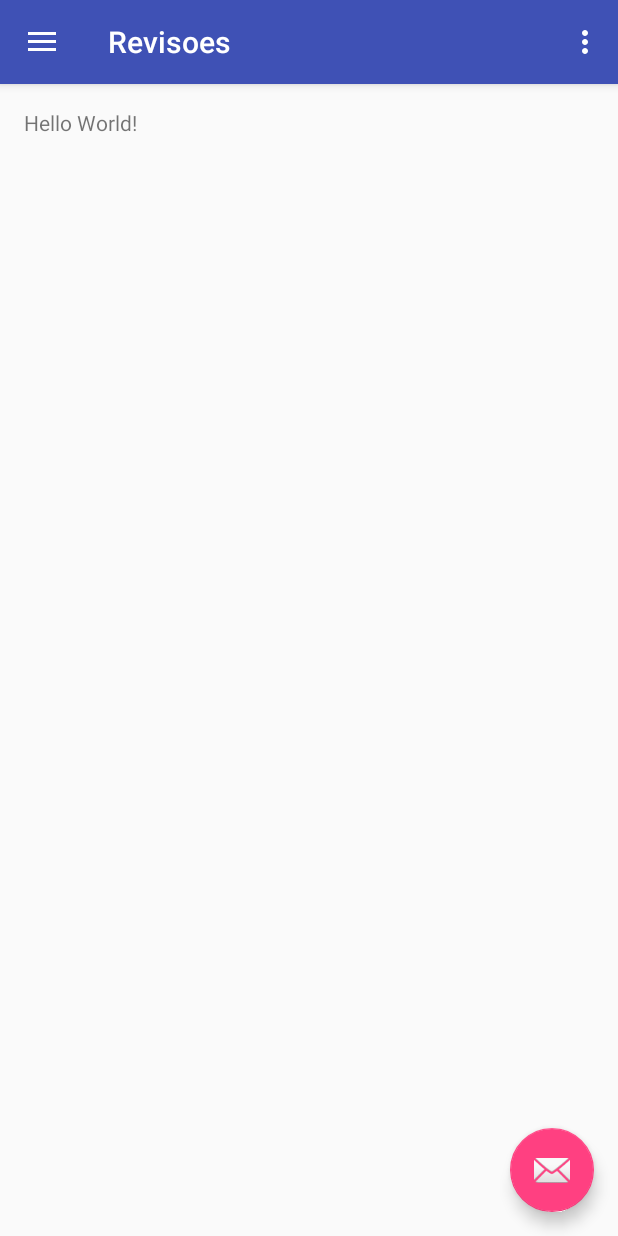
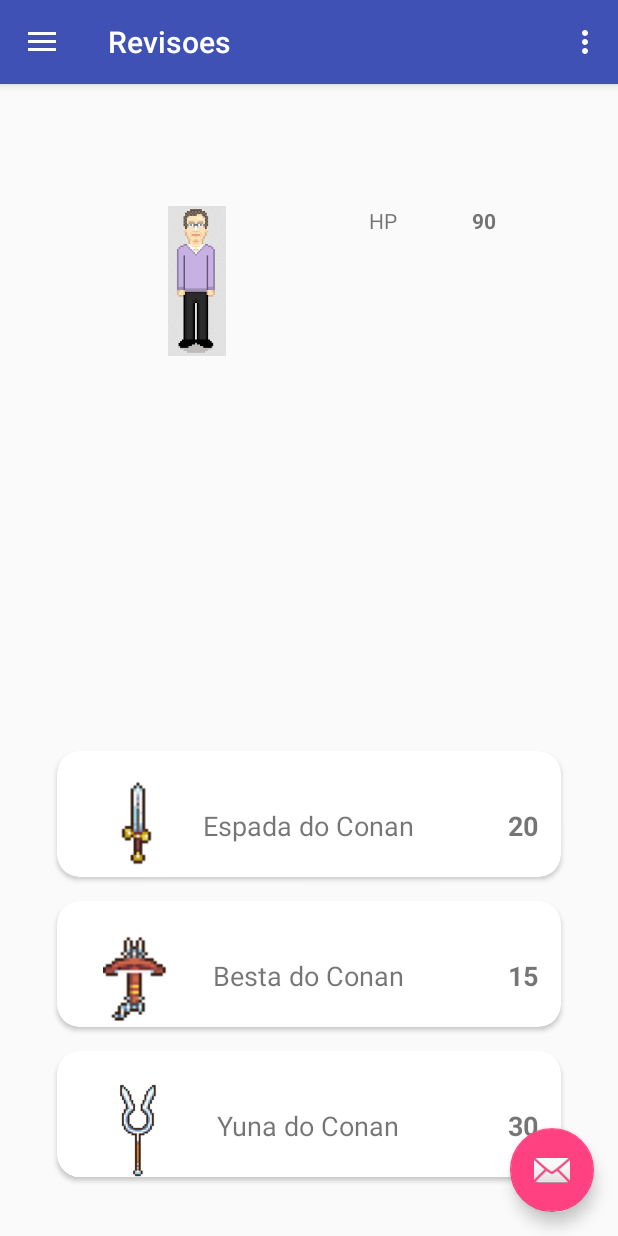
Before and after one commit to mobwell/Revisoes, an Android app: the screen it shows after launch (MainActivity), in the options menu, after a tap on "Settings", on a phone screen of 412 x 824 dp. Run offline under Robolectric (Android 15) with nearby library versions, the phone set to English and light mode, and no system bars.

Commit message:
Final stage

```diff
--- a/app/build.gradle
+++ b/app/build.gradle
@@ -24,4 +24,6 @@ dependencies {
     testCompile 'junit:junit:4.12'
     compile 'com.android.support:appcompat-v7:24.2.1'
     compile 'com.android.support:design:24.2.1'
+    compile 'com.android.support:recyclerview-v7:24.+'
+    compile 'com.android.support:cardview-v7:24.+'
 }
--- a/app/src/main/java/pt/atec/revisoes/MainActivity.java
+++ b/app/src/main/java/pt/atec/revisoes/MainActivity.java
@@ -3,6 +3,8 @@ package pt.atec.revisoes;
 import android.os.Bundle;
 import android.support.design.widget.FloatingActionButton;
 import android.support.design.widget.Snackbar;
+import android.support.v4.app.FragmentManager;
+import android.support.v4.app.FragmentTransaction;
 import android.view.View;
 import android.support.design.widget.NavigationView;
 import android.support.v4.view.GravityCompat;
@@ -12,6 +14,9 @@ import android.support.v7.app.AppCompatActivity;
 import android.support.v7.widget.Toolbar;
 import android.view.Menu;
 import android.view.MenuItem;
+
+import pt.atec.revisoes.fragments.FragFight;
+import pt.atec.revisoes.modelo.Monstro;
 
 public class MainActivity extends AppCompatActivity
         implements NavigationView.OnNavigationItemSelectedListener {
@@ -80,11 +85,22 @@ public class MainActivity extends AppCompatActivity
         // Handle navigation view item clicks here.
         int id = item.getItemId();
 
-        if (id == R.id.nav_camera) {
+        FragmentManager fm = getSupportFragmentManager();
+        FragmentTransaction tr = fm.beginTransaction();
+
+        FragFight fight = null;
+        if (id == R.id.m_monstro1) {
+            Monstro bill = new Monstro(R.drawable.gates, 90);
+            fight = new FragFight(bill);
             // Handle the camera action
-        } else if (id == R.id.nav_gallery) {
-
-        } else if (id == R.id.nav_slideshow) {
+        } else if (id == R.id.m_monstro2) {
+            Monstro jobs = new Monstro(R.drawable.jobs, 40);
+            fight = new FragFight(jobs);
+        } else if (id == R.id.m_monstro3) {
+            Monstro mos = new Monstro(R.drawable.febre2, 10);
+            fight = new FragFight(mos);
+        }
+        /*else if (id == R.id.nav_slideshow) {
 
         } else if (id == R.id.nav_manage) {
 
@@ -93,6 +109,10 @@ public class MainActivity extends AppCompatActivity
         } else if (id == R.id.nav_send) {
 
         }
+*/
+        tr.replace(R.id.main_container, fight);
+        tr.commit();
+
 
         DrawerLayout drawer = (DrawerLayout) findViewById(R.id.drawer_layout);
         drawer.closeDrawer(GravityCompat.START);
--- /dev/null
+++ b/app/src/main/java/pt/atec/revisoes/fragments/FragFight.java
@@ -0,0 +1,163 @@
+package pt.atec.revisoes.fragments;
+
+import android.os.Bundle;
+import android.support.annotation.Nullable;
+import android.support.v4.app.Fragment;
+import android.support.v7.widget.LinearLayoutManager;
+import android.support.v7.widget.RecyclerView;
+import android.support.v7.widget.RecyclerView.Adapter;
+import android.support.v7.widget.RecyclerView.ViewHolder;
+import android.view.LayoutInflater;
+import android.view.View;
+import android.view.ViewGroup;
+import android.widget.ImageView;
+import android.widget.TextView;
+import android.widget.Toast;
+
+import org.w3c.dom.Text;
+
+import java.util.ArrayList;
+
+import pt.atec.revisoes.R;
+import pt.atec.revisoes.modelo.Arma;
+import pt.atec.revisoes.modelo.Monstro;
+
+/**
+ * Created by eu on 19-10-2016.
+ */
+public class FragFight extends Fragment {
+    ImageView       mEnemy;
+    TextView        mHpEnemy;
+    RecyclerView    mRecycler;
+
+    Monstro mMonster;
+
+    public FragFight(){
+
+    }
+
+    public FragFight(Monstro m) {
+        this.mMonster = m;
+    }
+
+    @Override
+    public void onCreate(@Nullable Bundle savedInstanceState) {
+        super.onCreate(savedInstanceState);
+
+
+
+
+    }
+
+    @Nullable
+    @Override
+    public View onCreateView(LayoutInflater inflater, @Nullable ViewGroup container, @Nullable Bundle savedInstanceState) {
+
+        View v = inflater.inflate(R.layout.frag_fight, container, false);
+
+        mEnemy = (ImageView) v.findViewById(R.id.fight_img);
+        mHpEnemy = (TextView) v.findViewById(R.id.fight_hp);
+        mRecycler = (RecyclerView) v.findViewById(R.id.fight_rv);
+
+        mEnemy.setImageResource(mMonster.getImage());
+        mHpEnemy.setText(String.valueOf(mMonster.getHp()));
+
+        mRecycler.setLayoutManager(new LinearLayoutManager(getContext()));
+
+        Arma espadaConan = new Arma(R.drawable.sword, "Espada do Conan", 20 );
+        Arma arma2 = new Arma(R.drawable.crossbow, "Besta do Conan", 15 );
+        Arma arma3 = new Arma(R.drawable.yuna_staff, "Yuna do Conan", 30 );
+        Arma arma4 = new Arma(R.drawable.alien_sword, "Alien do Conan", 40 );
+
+        ArrayList<Arma> ararma = new ArrayList<>();
+        ararma.add(espadaConan);
+        ararma.add(arma2);
+        ararma.add(arma3);
+        ararma.add(arma4);
+
+        AAarmas aaarmas = new AAarmas(ararma);
+
+        mRecycler.setAdapter(aaarmas);
+
+        return v;
+    }
+
+    public class AAarmas extends Adapter<AAarmas.VHarma>
+    {
+        ArrayList<Arma> mDataset;
+
+        public AAarmas(ArrayList<Arma> ar) {
+            this.mDataset = ar;
+        }
+
+        @Override
+        public VHarma onCreateViewHolder(ViewGroup parent, int viewType) {
+            View v = LayoutInflater.from(parent.getContext())
+                    .inflate(R.layout.card_arma, parent, false);
+
+            return new VHarma(v);
+        }
+
+        @Override
+        public void onBindViewHolder(VHarma holder, int position) {
+            holder.setData(mDataset.get(position));
+        }
+
+        @Override
+        public int getItemCount() {
+            return mDataset.size();
+        }
+
+        public class VHarma extends ViewHolder {
+            ImageView   mImgArma;
+            TextView    mNomeArma;
+            TextView    mAtaque;
+
+            public VHarma(View itemView) {
+                super(itemView);
+                mImgArma = (ImageView) itemView.findViewById(R.id.card_img);
+                mNomeArma = (TextView) itemView.findViewById(R.id.card_arma);
+                mAtaque = (TextView) itemView.findViewById(R.id.card_ataque);
+
+                itemView.setOnClickListener(new View.OnClickListener() {
+                    @Override
+                    public void onClick(View v) {
+                        int newHP = Integer.valueOf(mHpEnemy.getText().toString()) -
+                                Integer.valueOf(mAtaque.getText().toString());
+                        mHpEnemy.setText(String.valueOf(newHP));
+                }
+            });
+            }
+
+            public void setData(Arma ar) {
+                this.mImgArma.setImageResource(ar.getImagem());
+                this.mNomeArma.setText(ar.getNome());
+                this.mAtaque.setText(String.valueOf(ar.getAtaque()));
+            }
+
+            public ImageView getmImgArma() {
+                return mImgArma;
+            }
+
+            public void setmImgArma(ImageView mImgArma) {
+                this.mImgArma = mImgArma;
+            }
+
+            public TextView getmNomeArma() {
+                return mNomeArma;
+            }
+
+            public void setmNomeArma(TextView mNomeArma) {
+                this.mNomeArma = mNomeArma;
+            }
+
+            public TextView getmAtaque() {
+                return mAtaque;
+            }
+
+            public void setmAtaque(TextView mAtaque) {
+                this.mAtaque = mAtaque;
+            }
+        }
+    }
+}
--- /dev/null
+++ b/app/src/main/java/pt/atec/revisoes/modelo/Arma.java
@@ -0,0 +1,40 @@
+package pt.atec.revisoes.modelo;
+
+/**
+ * Created by eu on 19-10-2016.
+ */
+public class Arma {
+    private int imagem;
+    private String nome;
+    private int ataque;
+
+    public Arma(int imagem, String nome, int ataque) {
+        this.imagem = imagem;
+        this.nome = nome;
+        this.ataque = ataque;
+    }
+
+    public int getImagem() {
+        return imagem;
+    }
+
+    public void setImagem(int imagem) {
+        this.imagem = imagem;
+    }
+
+    public String getNome() {
+        return nome;
+    }
+
+    public void setNome(String nome) {
+        this.nome = nome;
+    }
+
+    public int getAtaque() {
+        return ataque;
+    }
+
+    public void setAtaque(int ataque) {
+        this.ataque = ataque;
+    }
+}
--- /dev/null
+++ b/app/src/main/java/pt/atec/revisoes/modelo/Monstro.java
@@ -0,0 +1,30 @@
+package pt.atec.revisoes.modelo;
+
+/**
+ * Created by eu on 19-10-2016.
+ */
+public class Monstro {
+    private int image;
+    private int hp;
+
+    public Monstro(int image, int hp) {
+        this.image = image;
+        this.hp = hp;
+    }
+
+    public int getImage() {
+        return image;
+    }
+
+    public void setImage(int image) {
+        this.image = image;
+    }
+
+    public int getHp() {
+        return hp;
+    }
+
+    public void setHp(int hp) {
+        this.hp = hp;
+    }
+}
--- a/app/src/main/res/layout/app_bar_main.xml
+++ b/app/src/main/res/layout/app_bar_main.xml
@@ -21,7 +21,9 @@
 
     </android.support.design.widget.AppBarLayout>
 
-    <include layout="@layout/content_main" />
+    <include
+        android:id="@+id/main_container"
+        layout="@layout/content_main" />
 
     <android.support.design.widget.FloatingActionButton
         android:id="@+id/fab"
--- /dev/null
+++ b/app/src/main/res/layout/card_arma.xml
@@ -0,0 +1,47 @@
+<?xml version="1.0" encoding="utf-8"?>
+<LinearLayout xmlns:android="http://schemas.android.com/apk/res/android"
+    android:layout_width="match_parent"
+    android:layout_height="100dp"
+    xmlns:app="http://schemas.android.com/apk/res-auto">
+<android.support.v7.widget.CardView
+    android:layout_width="match_parent"
+    android:layout_height="match_parent"
+    android:elevation="15dp"
+    app:cardUseCompatPadding="true"
+    app:cardCornerRadius="15dp"
+    >
+<RelativeLayout xmlns:android="http://schemas.android.com/apk/res/android"
+    android:layout_width="match_parent"
+    android:padding="15sp"
+    android:layout_height="100dp">
+
+    <ImageView
+        android:id="@+id/card_img"
+        android:layout_width="75dp"
+        android:layout_height="75dp"
+        android:src="@drawable/sword"
+        android:layout_centerVertical="true"
+        android:layout_alignParentLeft="true"
+        />
+
+    <TextView
+        android:id="@+id/card_arma"
+        android:layout_width="wrap_content"
+        android:layout_height="wrap_content"
+        android:text="Espada do Conan"
+        android:layout_centerInParent="true"
+        android:textSize="18dp"
+        />
+    <TextView
+        android:id="@+id/card_ataque"
+        android:layout_width="wrap_content"
+        android:layout_height="wrap_content"
+        android:text="15"
+        android:textSize="18dp"
+        android:textStyle="bold"
+        android:layout_alignParentRight="true"
+        android:layout_centerInParent="true"
+        />
+</RelativeLayout>
+</android.support.v7.widget.CardView>
+</LinearLayout>
--- a/app/src/main/res/layout/content_main.xml
+++ b/app/src/main/res/layout/content_main.xml
@@ -11,9 +11,4 @@
     app:layout_behavior="@string/appbar_scrolling_view_behavior"
     tools:context="pt.atec.revisoes.MainActivity"
     tools:showIn="@layout/app_bar_main">
-
-    <TextView
-        android:layout_width="wrap_content"
-        android:layout_height="wrap_content"
-        android:text="Hello World!" />
 </RelativeLayout>
--- /dev/null
+++ b/app/src/main/res/layout/frag_fight.xml
@@ -0,0 +1,40 @@
+<?xml version="1.0" encoding="utf-8"?>
+<RelativeLayout xmlns:android="http://schemas.android.com/apk/res/android"
+    android:layout_width="match_parent"
+    android:layout_height="match_parent"
+    android:padding="15dp"
+    >
+
+    <ImageView
+        android:id="@+id/fight_img"
+        android:layout_width="100dp"
+        android:layout_height="100dp"
+        android:layout_margin="50dp"
+        android:src="@drawable/gates"/>
+
+    <TextView
+        android:layout_width="wrap_content"
+        android:layout_height="wrap_content"
+        android:text="HP"
+        android:layout_alignTop="@+id/fight_hp"
+        android:layout_toLeftOf="@+id/fight_hp"
+        android:layout_toStartOf="@+id/fight_hp" />
+    <TextView
+        android:id="@+id/fight_hp"
+        android:layout_width="wrap_content"
+        android:layout_height="wrap_content"
+        android:textStyle="bold"
+        android:text="90"
+        android:layout_alignParentRight="true"
+        android:layout_margin="50dp"/>
+
+    <android.support.v7.widget.RecyclerView
+        android:id="@+id/fight_rv"
+        android:layout_width="match_parent"
+        android:layout_height="300dp"
+        android:layout_alignParentBottom="true">
+
+    </android.support.v7.widget.RecyclerView>
+
+
+</RelativeLayout>
--- a/app/src/main/res/menu/activity_main_drawer.xml
+++ b/app/src/main/res/menu/activity_main_drawer.xml
@@ -3,34 +3,18 @@
 
     <group android:checkableBehavior="single">
         <item
-            android:id="@+id/nav_camera"
-            android:icon="@drawable/ic_menu_camera"
-            android:title="Import" />
+            android:id="@+id/m_monstro1"
+            android:icon="@drawable/gates"
+            android:title="Monstro 1" />
         <item
-            android:id="@+id/nav_gallery"
+            android:id="@+id/m_monstro2"
             android:icon="@drawable/ic_menu_gallery"
-            android:title="Gallery" />
+            android:title="Monstro 2" />
         <item
-            android:id="@+id/nav_slideshow"
-            android:icon="@drawable/ic_menu_slideshow"
-            android:title="Slideshow" />
-        <item
-            android:id="@+id/nav_manage"
+            android:id="@+id/m_monstro3"
             android:icon="@drawable/ic_menu_manage"
-            android:title="Tools" />
+            android:title="Monstro 3" />
+
     </group>
 
-    <item android:title="Communicate">
-        <menu>
-            <item
-                android:id="@+id/nav_share"
-                android:icon="@drawable/ic_menu_share"
-                android:title="Share" />
-            <item
-                android:id="@+id/nav_send"
-                android:icon="@drawable/ic_menu_send"
-                android:title="Send" />
-        </menu>
-    </item>
-
 </menu>
```
Also changed, not shown: app/src/main/res/drawable/febre2.png (added), app/src/main/res/drawable/jobs.PNG (added).
